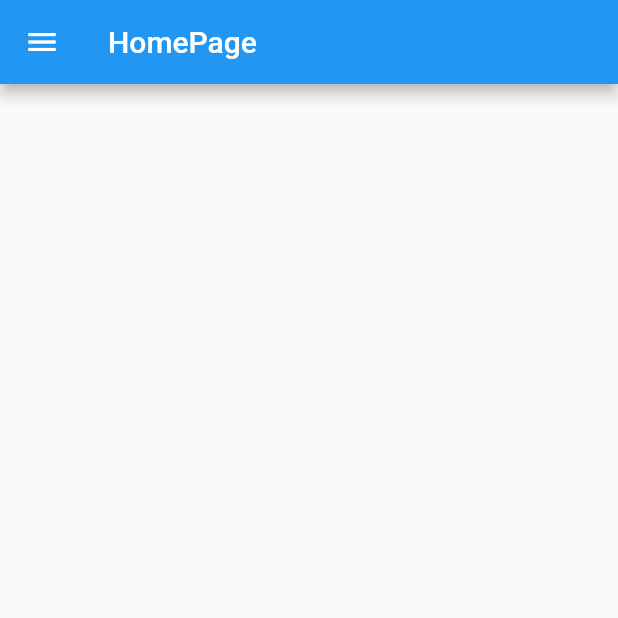
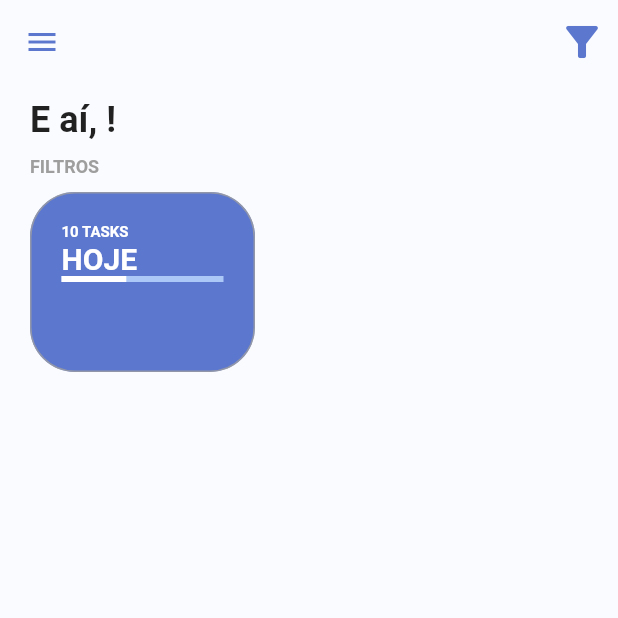
Before and after one commit to lucianamcedro/todolist_flutter, a Flutter app: the screen it shows once a user with an empty profile is signed in, on a phone screen of 412 x 824 dp, the top half of it. Run offline on Flutter 3.47's test engine with Material 2 defaults, Android fonts, the phone set to English and light mode, and no system bars; our stand-ins replace firebase_auth, firebase_core, flutter_signin_button, google_fonts, google_sign_in, sqflite and 1 more; missing offline and left inert: flutter_overlay_loader, validatorless; accounts and stored records are empty; network calls fail; Roboto replaces fonts that are missing (Mandali).

Commit message:
feature/home-construindo-layout

```diff
--- a/lib/app/modules/home/home_controller.dart
+++ b/lib/app/modules/home/home_controller.dart
@@ -0,0 +1 @@
+class HomeController {}
--- a/lib/app/modules/home/home_module.dart
+++ b/lib/app/modules/home/home_module.dart
@@ -1,4 +1,6 @@
+import 'package:provider/provider.dart';
 import 'package:todolist_provider/app/core/modules/todo_list_module.dart';
+
 import 'package:todolist_provider/app/modules/home/home_page.dart';
 
 class HomeModule extends TodoListModule {
@@ -6,7 +8,7 @@ class HomeModule extends TodoListModule {
       : super(
           // bindings: [],
           routers: {
-            '/home': (context) => const HomePage(),
+            '/home': (context) => HomePage(),
           },
         );
 }
--- a/lib/app/modules/home/home_page.dart
+++ b/lib/app/modules/home/home_page.dart
@@ -1,19 +1,72 @@
 import 'package:flutter/material.dart';
-import 'package:provider/provider.dart';
-import 'package:todolist_provider/app/core/auth/auth_provider.dart';
+
+import 'package:todolist_provider/app/core/ui/theme/theme_extension.dart';
+
 import 'package:todolist_provider/app/modules/home/widgets/home_drawer.dart';
+import 'package:todolist_provider/app/modules/home/widgets/home_filters.dart';
+import 'package:todolist_provider/app/modules/home/widgets/home_header.dart';
 
-class HomePage extends StatelessWidget {
-  const HomePage({Key? key}) : super(key: key);
+class HomePage extends StatefulWidget {
+  const HomePage({
+    Key? key,
+  }) : super(key: key);
 
+  @override
+  State<HomePage> createState() => _HomePageState();
+}
+
+class _HomePageState extends State<HomePage> {
   @override
   Widget build(BuildContext context) {
     return Scaffold(
       appBar: AppBar(
-        title: const Text('HomePage'),
+        backgroundColor: Colors.transparent,
+        elevation: 0,
+        iconTheme: IconThemeData(color: context.primaryColor),
+        actions: [
+          PopupMenuButton(
+            // onSelected: (value) => widget._controller.showOrHideFinishedTasks(),
+            icon: const Icon(
+              Icons.filter_alt,
+              size: 32,
+            ),
+            itemBuilder: (context) => [
+              const PopupMenuItem<bool>(
+                value: true,
+                child: Text('Mostrar tarefas'
+                    // '${widget._controller.showFinishedTasks ? 'Esconder' : 'Mostrar'} tarefas concluídas',
+                    ),
+              ),
+            ],
+          ),
+        ],
       ),
+      backgroundColor: const Color(0xFFFAFBFE),
       drawer: HomeDrawer(),
-      body: Container(),
+      body: LayoutBuilder(
+        builder: (context, constraints) {
+          return SingleChildScrollView(
+            child: ConstrainedBox(
+              constraints: BoxConstraints(
+                minHeight: constraints.maxHeight,
+                minWidth: constraints.maxWidth,
+              ),
+              child: Container(
+                margin: const EdgeInsets.symmetric(horizontal: 20),
+                child: IntrinsicHeight(
+                  child: Column(
+                    crossAxisAlignment: CrossAxisAlignment.start,
+                    children: const [
+                      HomeHeader(),
+                      HomeFilters(),
+                    ],
+                  ),
+                ),
+              ),
+            ),
+          );
+        },
+      ),
     );
   }
 }
--- /dev/null
+++ b/lib/app/modules/home/widgets/home_filters.dart
@@ -0,0 +1,36 @@
+import 'package:flutter/material.dart';
+import 'package:todolist_provider/app/core/ui/theme/theme_extension.dart';
+import 'package:todolist_provider/app/modules/home/widgets/todo_card_filter.dart';
+
+class HomeFilters extends StatefulWidget {
+  const HomeFilters({Key? key}) : super(key: key);
+
+  @override
+  State<HomeFilters> createState() => _HomeFiltersState();
+}
+
+class _HomeFiltersState extends State<HomeFilters> {
+  @override
+  Widget build(BuildContext context) {
+    return Column(
+      crossAxisAlignment: CrossAxisAlignment.start,
+      children: [
+        Text(
+          'FILTROS',
+          style: context.titleStyle,
+        ),
+        const SizedBox(
+          height: 10,
+        ),
+        SingleChildScrollView(
+          scrollDirection: Axis.horizontal,
+          child: Row(
+            children: [
+              TodoCardFilter(),
+            ],
+          ),
+        )
+      ],
+    );
+  }
+}
--- /dev/null
+++ b/lib/app/modules/home/widgets/home_header.dart
@@ -0,0 +1,27 @@
+import 'package:flutter/material.dart';
+import 'package:provider/provider.dart';
+import 'package:todolist_provider/app/core/auth/auth_provider.dart';
+import 'package:todolist_provider/app/core/ui/theme/theme_extension.dart';
+
+class HomeHeader extends StatelessWidget {
+  const HomeHeader({Key? key}) : super(key: key);
+
+  @override
+  Widget build(BuildContext context) {
+    return Padding(
+      padding: const EdgeInsets.symmetric(vertical: 10),
+      child: Selector<AuthProvider, String>(
+        selector: (context, authProvider) =>
+            authProvider.user?.displayName ?? 'Não informado',
+        builder: (_, value, __) {
+          return Text(
+            'E aí, $value!',
+            style: context.textTheme.headline5?.copyWith(
+              fontWeight: FontWeight.bold,
+            ),
+          );
+        },
+      ),
+    );
+  }
+}
--- /dev/null
+++ b/lib/app/modules/home/widgets/todo_card_filter.dart
@@ -0,0 +1,53 @@
+import 'package:flutter/material.dart';
+import 'package:todolist_provider/app/core/ui/theme/theme_extension.dart';
+
+class TodoCardFilter extends StatefulWidget {
+  const TodoCardFilter({Key? key}) : super(key: key);
+
+  @override
+  State<TodoCardFilter> createState() => _TodoCardFilterState();
+}
+
+class _TodoCardFilterState extends State<TodoCardFilter> {
+  @override
+  Widget build(BuildContext context) {
+    return Container(
+      constraints: const BoxConstraints(
+        maxWidth: 150,
+        minHeight: 120,
+      ),
+      margin: const EdgeInsets.only(right: 10),
+      padding: const EdgeInsets.all(20),
+      decoration: BoxDecoration(
+        color: context.primaryColor,
+        border: Border.all(
+          width: 1,
+          color: Colors.grey.withOpacity(.8),
+        ),
+        borderRadius: BorderRadius.circular(30),
+      ),
+      child: Column(
+        crossAxisAlignment: CrossAxisAlignment.start,
+        children: [
+          Text(
+            '10 TASKS',
+            style: context.titleStyle.copyWith(
+              fontSize: 10,
+              color: Colors.white,
+            ),
+          ),
+          const Text(
+            'HOJE',
+            style: TextStyle(
+                fontSize: 20, fontWeight: FontWeight.bold, color: Colors.white),
+          ),
+          LinearProgressIndicator(
+            backgroundColor: context.primaryColorLight,
+            value: 0.4,
+            valueColor: const AlwaysStoppedAnimation<Color>(Colors.white),
+          )
+        ],
+      ),
+    );
+  }
+}
```
